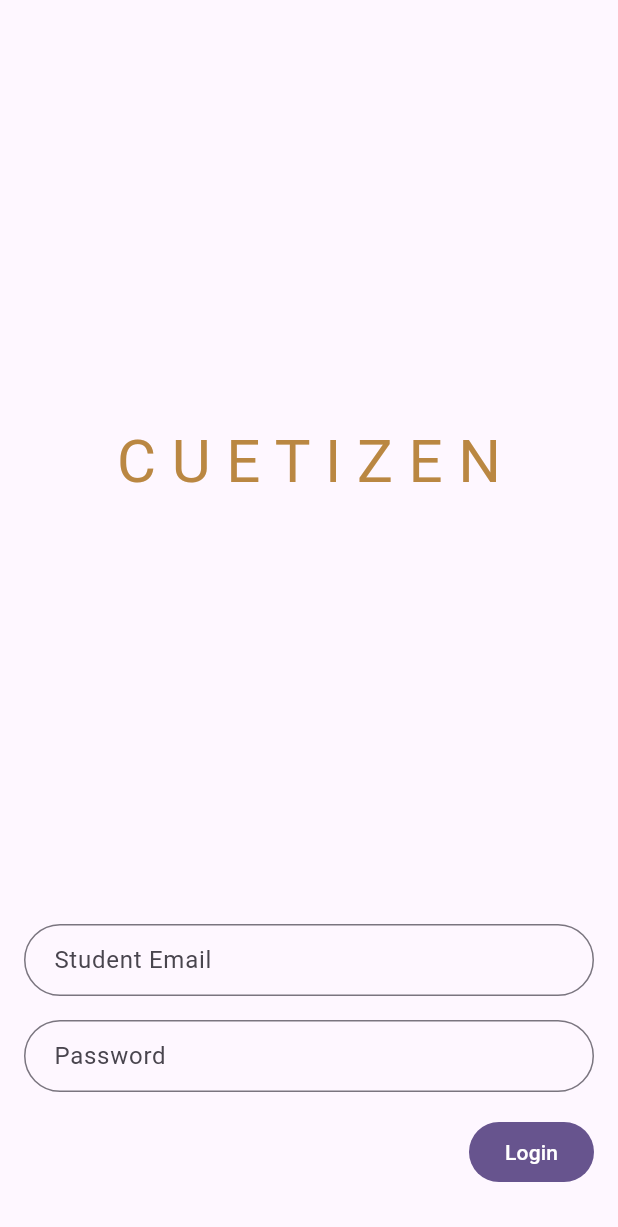
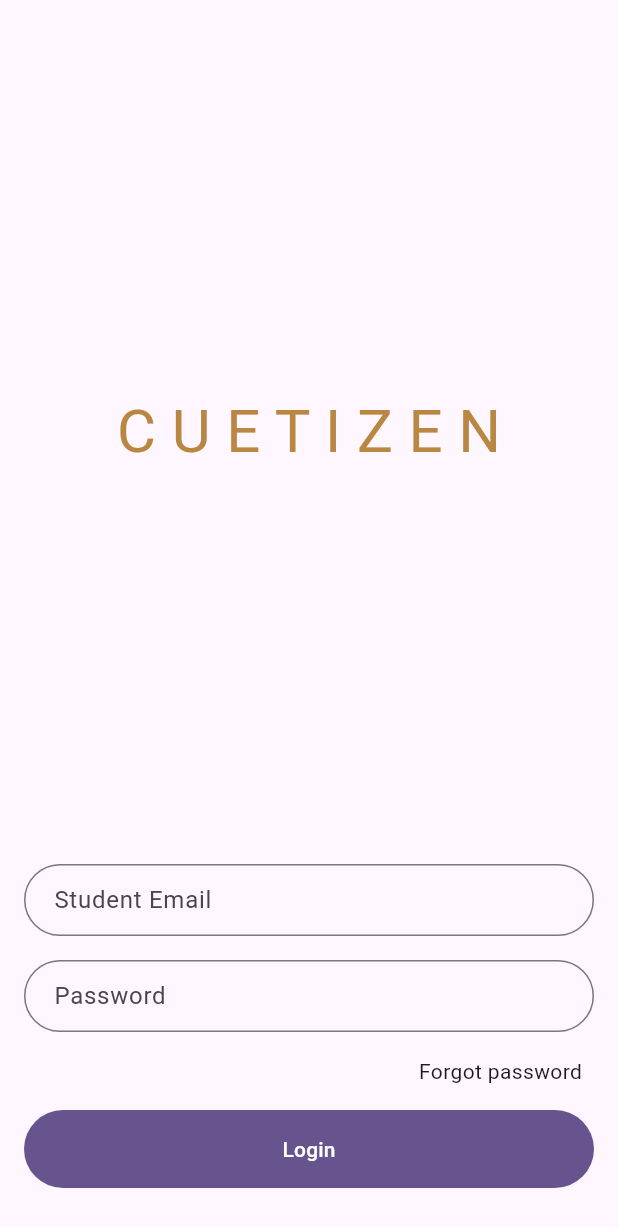
Before and after one commit to cuet-dev-corpse/cuet_book, a Flutter app: the screen it shows after launch, on a phone screen of 412 x 824 dp. Shown: the top 1227 px of the screen. Run offline on Flutter 3.47's test engine with Material 2 defaults, Android fonts, the phone set to English and light mode, and no system bars.

Commit message:
💄 Add forgot password link

```diff
--- a/lib/screens/login_screen.dart
+++ b/lib/screens/login_screen.dart
@@ -21,7 +21,7 @@ class _LoginScreenState extends State<LoginScreen> with ValidationMixin {
       body: Padding(
         padding: const EdgeInsets.symmetric(horizontal: 2 * kSpacing),
         child: Column(
-          crossAxisAlignment: CrossAxisAlignment.end,
+          crossAxisAlignment: CrossAxisAlignment.stretch,
           children: [
             Expanded(
               child: Center(
@@ -56,7 +56,24 @@ class _LoginScreenState extends State<LoginScreen> with ValidationMixin {
               ),
             ),
             const SizedBox(height: 2 * kSpacing),
+            Row(
+              mainAxisAlignment: MainAxisAlignment.end,
+              children: [
+                GestureDetector(
+                  child: const Text("Forgot password"),
+                  onTap: () {
+                    ScaffoldMessenger.of(context).showSnackBar(const SnackBar(
+                        content: Text("Feature not implimented yet")));
+                  },
+                ),
+                const SizedBox(width: 8),
+              ],
+            ),
+            const SizedBox(height: 2 * kSpacing),
             FilledButton(
+              style: FilledButton.styleFrom(
+                padding: const EdgeInsets.all(2 * kSpacing),
+              ),
               onPressed: () {
                 formKey.currentState?.validate();
               },
```
